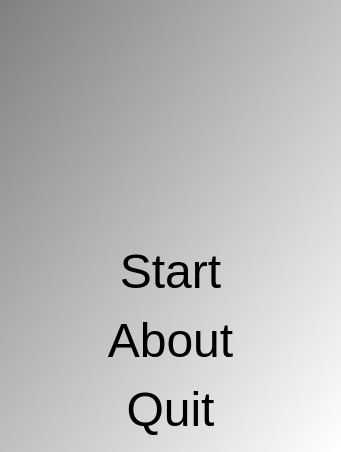
Old version of the form Tools/ToolTestApproximator/qttooltestapproximatormenudialog.ui in the repository richelbilderbeek/ProjectRichelBilderbeek.
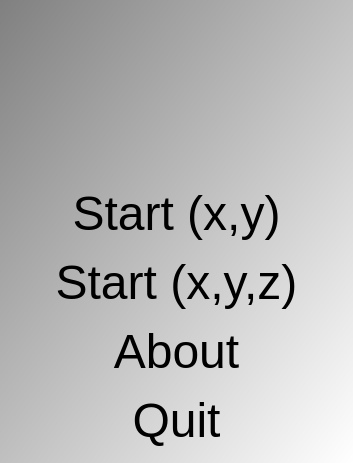
New version of the form. Icons and pictures are not drawn.

The edit to the form file:
```diff
--- a/Tools/ToolTestApproximator/qttooltestapproximatormenudialog.ui
+++ b/Tools/ToolTestApproximator/qttooltestapproximatormenudialog.ui
@@ -6,8 +6,8 @@
    <rect>
     <x>0</x>
     <y>0</y>
-    <width>341</width>
-    <height>452</height>
+    <width>353</width>
+    <height>463</height>
    </rect>
   </property>
   <property name="font">
@@ -23,38 +23,8 @@
 QPushButton { color: rgb(0,0,0); }
 QPushButton { font: 48px  }</string>
   </property>
-  <layout class="QGridLayout" name="gridLayout">
-   <item row="3" column="0">
-    <widget class="QPushButton" name="button_quit">
-     <property name="text">
-      <string>Quit</string>
-     </property>
-     <property name="flat">
-      <bool>true</bool>
-     </property>
-    </widget>
-   </item>
-   <item row="2" column="0">
-    <widget class="QPushButton" name="button_about">
-     <property name="text">
-      <string>About</string>
-     </property>
-     <property name="flat">
-      <bool>true</bool>
-     </property>
-    </widget>
-   </item>
-   <item row="1" column="0">
-    <widget class="QPushButton" name="button_start">
-     <property name="text">
-      <string>Start</string>
-     </property>
-     <property name="flat">
-      <bool>true</bool>
-     </property>
-    </widget>
-   </item>
-   <item row="0" column="0">
+  <layout class="QVBoxLayout" name="verticalLayout">
+   <item>
     <widget class="QLabel" name="label">
      <property name="text">
       <string/>
@@ -64,6 +34,46 @@
      </property>
     </widget>
    </item>
+   <item>
+    <widget class="QPushButton" name="button_start_xy">
+     <property name="text">
+      <string>Start (x,y)</string>
+     </property>
+     <property name="flat">
+      <bool>true</bool>
+     </property>
+    </widget>
+   </item>
+   <item>
+    <widget class="QPushButton" name="button_start_xyz">
+     <property name="text">
+      <string>Start (x,y,z)</string>
+     </property>
+     <property name="flat">
+      <bool>true</bool>
+     </property>
+    </widget>
+   </item>
+   <item>
+    <widget class="QPushButton" name="button_about">
+     <property name="text">
+      <string>About</string>
+     </property>
+     <property name="flat">
+      <bool>true</bool>
+     </property>
+    </widget>
+   </item>
+   <item>
+    <widget class="QPushButton" name="button_quit">
+     <property name="text">
+      <string>Quit</string>
+     </property>
+     <property name="flat">
+      <bool>true</bool>
+     </property>
+    </widget>
+   </item>
   </layout>
  </widget>
  <tabstops>
```
Left out of the diff: 2 changed lines with no effect on the pictures.
